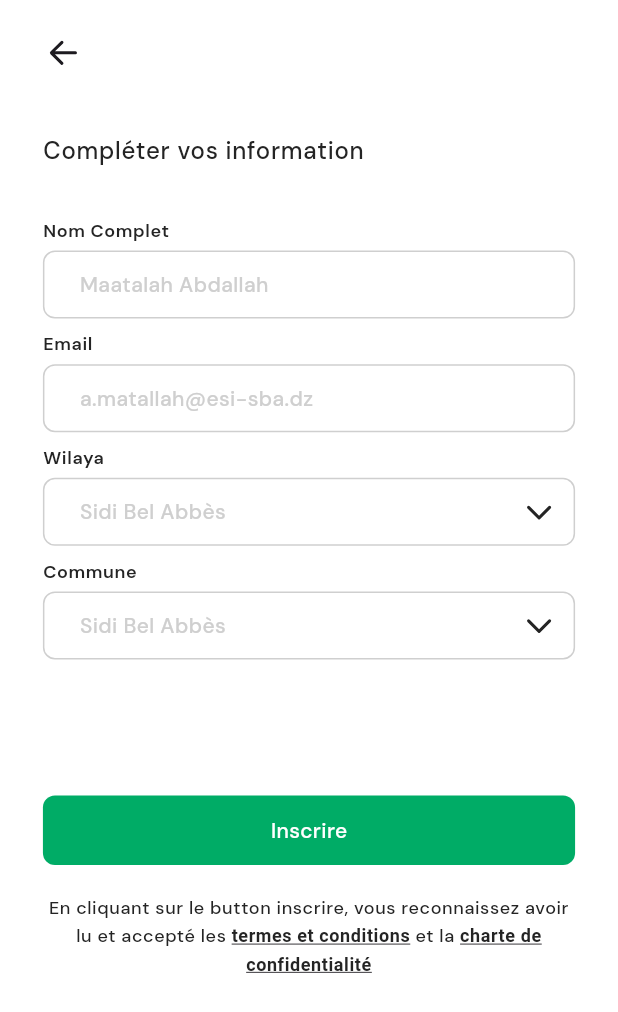
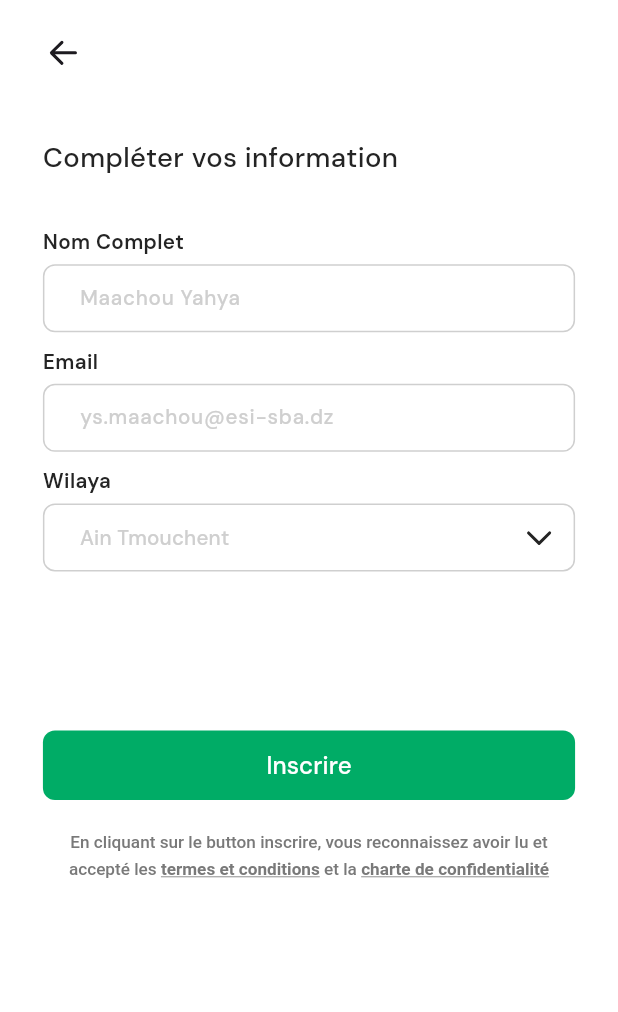
Before and after one commit to SadekMaachou/so9, a Flutter app: the SignUpInfos screen opened directly, on a phone screen of 412 x 824 dp. Shown: the top 1012 px of the screen. Run offline on Flutter 3.47's test engine with Material 3 defaults, Android fonts, the phone set to English and light mode, and no system bars; our stand-ins replace fluentui_system_icons, flutter_screenutil, flutter_svg, google_fonts, google_sign_in.

Commit message:
second commit

```diff
--- a/lib/features/authentication/presentation/signupInfos.dart
+++ b/lib/features/authentication/presentation/signupInfos.dart
@@ -1,14 +1,11 @@
 // ignore_for_file: unused_field
 
-import 'dart:convert';
 
 import 'package:flutter/material.dart';
-import 'package:flutter/widgets.dart';
 import 'package:flutter_screenutil/flutter_screenutil.dart';
 import 'package:marchic/features/authentication/presentation/widgets/dropDown.dart';
 import 'package:marchic/features/authentication/presentation/widgets/name_emailField.dart';
 import 'package:marchic/shared/widgets/AppBar.dart';
-import 'package:marchic/themes/theme_context.dart';
 import 'package:marchic/themes/tokens.dart';
 import 'widgets/CustomButton.dart';
 
@@ -20,12 +17,17 @@ class SignUpInfos extends StatefulWidget {
 }
 
 class _SignUpInfosState extends State<SignUpInfos> {
-  TextEditingController _controller = TextEditingController();
+  final TextEditingController _nameController = TextEditingController();
+  final TextEditingController _emailController = TextEditingController();
 
   @override
   Widget build(BuildContext context) {
-    return Scaffold(
-      appBar: CustomAppBar(),
+    return GestureDetector(
+      onTap: () {
+        FocusScope.of(context).unfocus();
+      },
+      child: Scaffold(
+        appBar: const CustomAppBar(),
         body: SingleChildScrollView(
           child: Padding(
             padding: EdgeInsets.symmetric(horizontal: 25.w),
@@ -33,39 +35,34 @@ class _SignUpInfosState extends State<SignUpInfos> {
               crossAxisAlignment: CrossAxisAlignment.start,
               children: [
                 SizedBox(
-                height: 32.h,
+                  height: 35.h,
                 ),
                 Text(
                   "Compléter vos information",
-                style: context.textTheme.bodyLarge!
-                    .copyWith(color: kGray[900], fontWeight: FontWeight.w500),
+                  style: TextStyle(
+                    color: kGray[900], fontWeight: FontWeight.w500, fontSize: 16.sp
+                  )
                 ),
                 SizedBox(
                   height: 32.h,
                 ),
                 CustomField(
-                  fieldName: "Nom Complet", hintText: "Maatalah Abdallah"),
+                    fieldName: "Nom Complet", hintText: "Maachou Yahya", fieldController: _nameController,),
                 SizedBox(
                   height: 9.h,
                 ),
                 CustomField(
-                  fieldName: "Email", hintText: "a.matallah@esi-sba.dz"),
+                    fieldName: "Email", hintText: "ys.maachou@esi-sba.dz", fieldController: _emailController,),
                 SizedBox(
                   height: 9.h,
                 ),
-              DropDown(
+                const DropDown(
                   fieldName: 'Wilaya',
-              ),
-              SizedBox(
-                height: 9.h,
-              ),
-              DropDown(
-                fieldName: 'Commune',
                 ),
                 SizedBox(
                   height: 88.h,
                 ),
-              CustomButton(
+                const CustomButton(
                   text: 'Inscrire',
                 ),
                 SizedBox(
@@ -75,8 +72,9 @@ class _SignUpInfosState extends State<SignUpInfos> {
                   child: RichText(
                     textAlign: TextAlign.center,
                     text: TextSpan(
-                    style: context.textTheme.bodySmall!.copyWith(
-                        fontWeight: FontWeight.w500, color: kGray[900]),
+                      style: TextStyle(
+                        fontWeight: FontWeight.w500, color: kGray[500], fontSize: 10.sp
+                      ),
                       children: const [
                         TextSpan(
                             text:
@@ -103,6 +101,7 @@ class _SignUpInfosState extends State<SignUpInfos> {
             ),
           ),
         ),
+      ),
     );
   }
 }
--- a/lib/features/authentication/presentation/widgets/CustomButton.dart
+++ b/lib/features/authentication/presentation/widgets/CustomButton.dart
@@ -1,15 +1,16 @@
 import 'package:flutter/material.dart';
 import 'package:flutter_screenutil/flutter_screenutil.dart';
-import 'package:marchic/themes/theme_context.dart';
 import 'package:marchic/themes/tokens.dart';
 
 class CustomButton extends StatelessWidget {
   final String text;
+  final VoidCallback? onPressed;
 
-  CustomButton({
-    Key? key,
+  const CustomButton({
+    super.key,
     required this.text,
-  }) : super(key: key);
+    this.onPressed,
+  });
 
   @override
   Widget build(BuildContext context) {
@@ -17,21 +18,20 @@ class CustomButton extends StatelessWidget {
       width: double.infinity,
       height: 45.h,
       child: ElevatedButton(
-        onPressed: () {
-          // Add onPressed action here
-        },
+        onPressed: onPressed,
         style: ButtonStyle(
-          backgroundColor: MaterialStateProperty.all(kPrimaryColor),
-          elevation: MaterialStateProperty.all(0),
-          shape: MaterialStateProperty.all<RoundedRectangleBorder>(
+          backgroundColor: WidgetStateProperty.all(kPrimaryColor),
+          elevation: WidgetStateProperty.all(0),
+          shape: WidgetStateProperty.all<RoundedRectangleBorder>(
             RoundedRectangleBorder(
               borderRadius: BorderRadius.circular(8.0),
             ),
           ),
         ),
         child: Text(text,
-            style: context.textTheme.bodyMedium!
-                .copyWith(color: Colors.white, fontWeight: FontWeight.w500)),
+            style: TextStyle(
+              color: Colors.white, fontWeight: FontWeight.w500, fontSize: 14.sp
+            )),
       ),
     );
   }
--- a/lib/features/authentication/presentation/widgets/dropDown.dart
+++ b/lib/features/authentication/presentation/widgets/dropDown.dart
@@ -3,15 +3,15 @@
 import 'package:fluentui_system_icons/fluentui_system_icons.dart';
 import 'package:flutter/material.dart';
 import 'package:flutter_screenutil/flutter_screenutil.dart';
-import 'package:marchic/themes/theme_context.dart';
 import 'package:marchic/themes/tokens.dart';
 
 class DropDown extends StatefulWidget {
   final String fieldName;
-  DropDown({
-    Key? key,
+
+  const DropDown({
+    super.key,
     required this.fieldName,
-  }) : super(key: key);
+  });
 
   @override
   State<DropDown> createState() => _DropDownState();
@@ -34,16 +34,15 @@ class _DropDownState extends State<DropDown> {
     ),
   );
 
-  TextEditingController fieldController = TextEditingController();
+  String? chosenWilaya;
+  String? chosenCommune;
 
-  String? chosenYear;
-
-  String? chosenGroup;
-
+  // Mapping of Wilaya (province) to Commune (city) options
   Map<String, List<String>> levels = {
-    '1CPI': ['A01', 'A02'],
-    '2CP': ['A03', 'A04'],
-    '1CS': ['A05', 'A06']
+    'Oran': ['Bir El Djir', 'Centre Ville'],
+    'Sidi Bel Abbès': ['Centre Ville', 'El Wiam'],
+    'Mascara': ['Dar El Bayda', 'Zone 8'],
+    'Ain Tmouchent': ['Sidi Ben Ada', 'Hay Zitoun'],
   };
 
   @override
@@ -51,10 +50,13 @@ class _DropDownState extends State<DropDown> {
     return Column(
       crossAxisAlignment: CrossAxisAlignment.start,
       children: [
-        Text(widget.fieldName,
+        // Wilaya Dropdown
+        Text(
+          "Wilaya",
           textAlign: TextAlign.start,
-            style: context.textTheme.bodySmall!
-                .copyWith(fontWeight: FontWeight.w600, color: kGray[900])),
+          style: TextStyle(
+              fontWeight: FontWeight.w600, color: kGray[900], fontSize: 12.sp),
+        ),
         SizedBox(
           height: 5.h,
         ),
@@ -75,21 +77,82 @@ class _DropDownState extends State<DropDown> {
               iconEnabledColor: kGray[900],
               isExpanded: true,
               hint: Text(
-                'Sidi Bel Abbès',
-                style: context.textTheme.bodyMedium!
-                    .copyWith(color: kGray[300], fontWeight: FontWeight.w500),
+                'Ain Tmouchent',
+                style: TextStyle(
+                  color: kGray[300],
+                  fontWeight: FontWeight.w500,
+                  fontSize: 12.sp,
                 ),
+              ),
+              // Populate the Wilaya dropdown
               items: levels.keys.map(buildMenuItem).toList(),
               onChanged: (value) => setState(() {
-                chosenYear = value;
-                chosenGroup = levels[chosenYear]![0];
+                chosenWilaya = value;
+                // When Wilaya changes, reset chosen Commune to null
+                chosenCommune = null;
               }),
+              value: chosenWilaya, // Set selected value
+            ),
+          ),
+        ),
+
+        SizedBox(height: 15.h),
+
+        // Commune Dropdown (depends on the selected Wilaya)
+        if (chosenWilaya != null) // Only show Commune dropdown if Wilaya is selected
+          Column(
+            crossAxisAlignment: CrossAxisAlignment.start,
+            children: [
+              Text(
+                "Commune",
+                textAlign: TextAlign.start,
+                style: TextStyle(
+                    fontWeight: FontWeight.w600,
+                    color: kGray[900],
+                    fontSize: 12.sp),
+              ),
+              SizedBox(
+                height: 5.h,
+              ),
+              SizedBox(
+                height: 44.h,
+                child: Center(
+                  child: DropdownButtonFormField<String>(
+                    decoration: InputDecoration(
+                      contentPadding: EdgeInsets.symmetric(
+                          vertical: 12.h, horizontal: 18.w),
+                      fillColor: Colors.white,
+                      filled: true,
+                      enabledBorder: outlineInputBorder,
+                      border: outlineInputBorder,
+                      focusedBorder: focusedInputBorder,
+                    ),
+                    icon: const Icon(FluentIcons.chevron_down_16_filled),
+                    iconEnabledColor: kGray[900],
+                    isExpanded: true,
+                    hint: Text(
+                      'Sidi Ben Ada',
+                      style: TextStyle(
+                        color: kGray[300],
+                        fontWeight: FontWeight.w500,
+                        fontSize: 12.sp,
+                      ),
+                    ),
+                    // Populate the Commune dropdown based on chosen Wilaya
+                    items: chosenWilaya != null
+                        ? levels[chosenWilaya]!.map(buildMenuItem).toList()
+                        : [],
+                    onChanged: (value) => setState(() {
+                      chosenCommune = value;
+                    }),
+                    value: chosenCommune, // Set selected value
                   ),
                 ),
               ),
             ],
+          ),
+      ],
     );
-  }
   }
 
   DropdownMenuItem<String> buildMenuItem(String item) {
@@ -98,7 +161,11 @@ DropdownMenuItem<String> buildMenuItem(String item) {
       child: Text(
         item,
         style: TextStyle(
-          fontWeight: FontWeight.w500, fontSize: 12.h, color: kGray[900]),
+          fontWeight: FontWeight.w500,
+          fontSize: 12.sp,
+          color: kGray[900],
+        ),
       ),
     );
   }
+}
--- a/lib/features/authentication/presentation/widgets/name_emailField.dart
+++ b/lib/features/authentication/presentation/widgets/name_emailField.dart
@@ -1,8 +1,5 @@
-// ignore_for_file: must_be_immutable, prefer_final_fields
-
 import 'package:flutter/material.dart';
 import 'package:flutter_screenutil/flutter_screenutil.dart';
-import 'package:marchic/themes/theme_context.dart';
 import 'package:marchic/themes/tokens.dart';
 
 class CustomField extends StatelessWidget {
@@ -25,10 +22,11 @@ class CustomField extends StatelessWidget {
   TextEditingController fieldController = TextEditingController();
 
   CustomField({
-    Key? key,
+    super.key,
     required this.fieldName,
     required this.hintText,
-  }) : super(key: key);
+    required this.fieldController,
+  });
 
   @override
   Widget build(BuildContext context) {
@@ -37,8 +35,9 @@ class CustomField extends StatelessWidget {
       children: [
         Text(fieldName,
             textAlign: TextAlign.start,
-            style: context.textTheme.bodySmall!
-                .copyWith(fontWeight: FontWeight.w600, color: kGray[900])),
+            style: TextStyle(
+              fontWeight: FontWeight.w600, color: kGray[900], fontSize: 12.sp
+            )),
         SizedBox(
           height: 5.h,
         ),
@@ -46,8 +45,9 @@ class CustomField extends StatelessWidget {
           height: 44.h,
           child: TextField(
             controller: fieldController,
-            style: context.textTheme.bodyMedium!
-                .copyWith(color: kGray[900], fontWeight: FontWeight.w500),
+            style: TextStyle(
+              color: kGray[900], fontWeight: FontWeight.w500, fontSize: 12.sp
+            ),
             decoration: InputDecoration(
               contentPadding:
                   EdgeInsets.symmetric(vertical: 12.h, horizontal: 18.w),
@@ -55,8 +55,9 @@ class CustomField extends StatelessWidget {
               border: outlineInputBorder,
               focusedBorder: focusedInputBorder,
               hintText: hintText,
-              hintStyle: context.textTheme.bodyMedium!
-                  .copyWith(color: kGray[300], fontWeight: FontWeight.w500),
+              hintStyle: TextStyle(
+                color: kGray[300], fontWeight: FontWeight.w500, fontSize: 12.sp
+              ),
             ),
           ),
         ),
--- a/lib/main.dart
+++ b/lib/main.dart
@@ -1,11 +1,11 @@
 import 'package:flutter/material.dart';
 import 'package:flutter_screenutil/flutter_screenutil.dart';
 import 'package:marchic/features/authentication/presentation/otpVerification.dart';
+import 'package:marchic/features/authentication/presentation/signin.dart';
 import 'package:marchic/features/authentication/presentation/signup.dart';
 import 'package:marchic/features/authentication/presentation/signupPhoneNumber.dart';
 import 'package:marchic/themes/app_theme.dart';
 
-import 'features/authentication/presentation/signin.dart';
 import 'features/authentication/presentation/signupInfos.dart';
 
 void main() {
@@ -13,13 +13,16 @@ void main() {
 }
 
 class MainApp extends StatelessWidget {
+  const MainApp({super.key});
+
+  @override
   Widget build(BuildContext context) {
     return ScreenUtilInit(
       designSize: const Size(360, 800),
       child: MaterialApp(
         debugShowCheckedModeBanner: false,
         theme: AppTheme.lightTheme,
-        home: SignUpInfos(),
+        home: SignIn(),
       ),
     );
   }
--- a/lib/shared/widgets/AppBar.dart
+++ b/lib/shared/widgets/AppBar.dart
@@ -4,8 +4,8 @@ import 'package:fluentui_system_icons/fluentui_system_icons.dart';
 
 class CustomAppBar extends StatelessWidget implements PreferredSizeWidget {
   const CustomAppBar({
-    Key? key,
-  }) : super(key: key);
+    super.key,
+  });
 
   @override
   Widget build(BuildContext context) {
@@ -22,5 +22,5 @@ class CustomAppBar extends StatelessWidget implements PreferredSizeWidget {
   }
 
   @override
-  Size get preferredSize => Size.fromHeight(kToolbarHeight);
+  Size get preferredSize => const Size.fromHeight(kToolbarHeight);
 }
--- a/pubspec.yaml
+++ b/pubspec.yaml
@@ -27,6 +27,6 @@ dev_dependencies:
 
 flutter:
   assets:
-    - assets\Line Divider.svg
-    - assets\Logos\Google Logo.svg
+    - assets/logos/
+    - assets/
   uses-material-design: true
```
Also changed, not shown: lib/features/authentication/presentation/otpVerification.dart (+34 -20 lines), lib/features/authentication/presentation/signin.dart (+36 -29 lines), lib/features/authentication/presentation/signup.dart (+22 -14 lines), lib/features/authentication/presentation/signupPhoneNumber.dart (+18 -15 lines), lib/features/authentication/presentation/widgets/otpField.dart (+35 -31 lines), lib/features/authentication/presentation/widgets/phoneField.dart (+28 -20 lines), lib/features/authentication/presentation/widgets/signupChoices.dart (+4 -5 lines), assets/Divider.svg, assets/Logos/Google Logo.svg (deleted), assets/Logos/Google.svg (added), pubspec.lock, 7 other files. Lines whose indentation alone changed are shown as unchanged.
